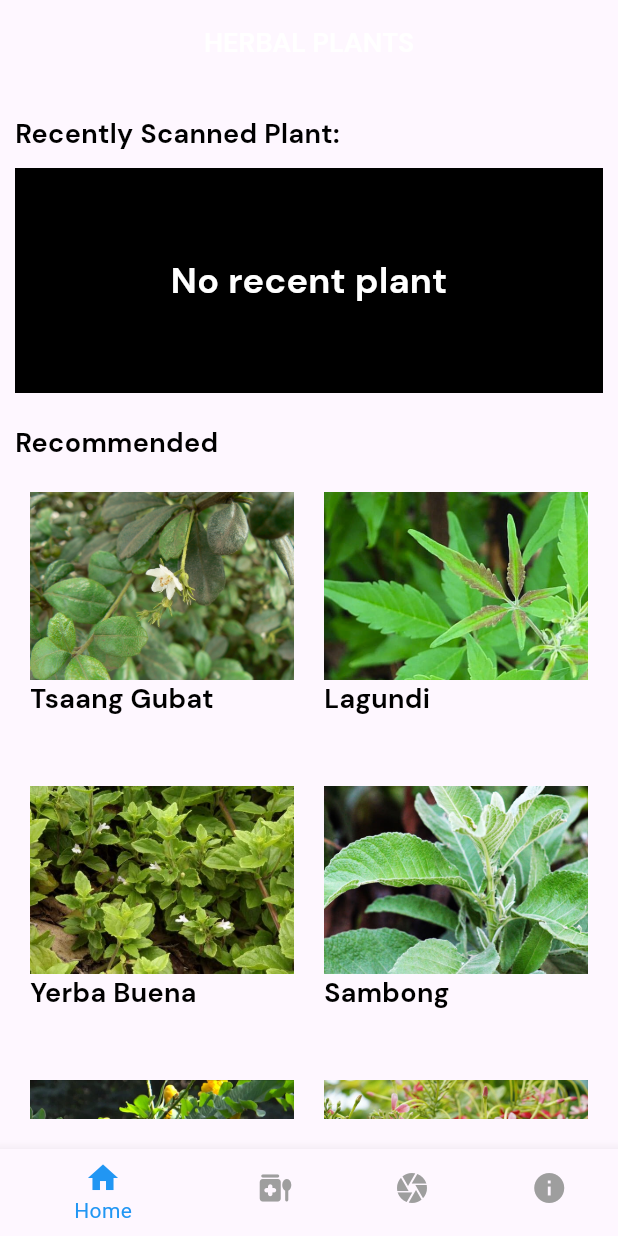
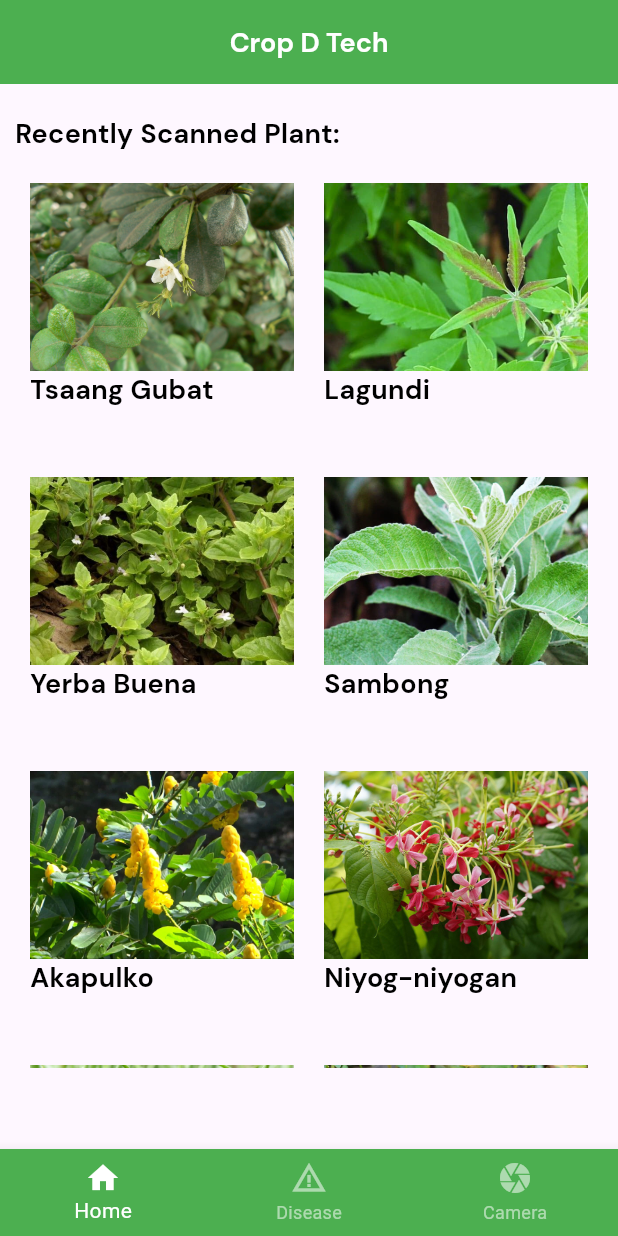
Before and after one commit to Turla-Glenn/herbal_plants, a Flutter app: the screen it shows after launch, on a phone screen of 412 x 824 dp. Run offline on Flutter 3.47's test engine with Material 3 defaults, Android fonts, the phone set to English and light mode, and no system bars; our stand-ins replace fluttertoast, get_storage, image_picker; missing offline and left inert: tflite_v2; Roboto replaces fonts that are missing (QBold).

Commit message:
converted into crop d tech

```diff
--- a/lib/main.dart
+++ b/lib/main.dart
@@ -1,5 +1,6 @@
 import 'package:flutter/material.dart';
 import 'package:herbal_plants/screens/home_page.dart';
+import 'package:herbal_plants/screens/splash_screen.dart';
 
 void main() {
   runApp(const MyApp());
@@ -12,7 +13,8 @@ class MyApp extends StatelessWidget {
   @override
   Widget build(BuildContext context) {
     return const MaterialApp(
-      home: HomePage(),
+      title: 'Crop D Tech',
+      home: SplashScreen(),
     );
   }
 }
--- a/lib/screens/home_page.dart
+++ b/lib/screens/home_page.dart
@@ -25,15 +25,15 @@ class _HomePageState extends State<HomePage> {
     const HomeTab(),
     const PlantTab(),
     const CameraTab(),
-    const InfoTab()
   ];
 
   @override
   Widget build(BuildContext context) {
     return Scaffold(
       appBar: AppBar(
+        backgroundColor: Colors.green,
         title: TextWidget(
-          text: 'HERBAL PLANTS',
+          text: 'Crop D Tech',
           fontSize: 18,
           fontFamily: 'Bold',
           color: Colors.white,
@@ -44,11 +44,11 @@ class _HomePageState extends State<HomePage> {
       bottomNavigationBar: BottomNavigationBar(
         selectedLabelStyle: const TextStyle(fontFamily: 'QBold'),
         unselectedLabelStyle: const TextStyle(fontFamily: 'QBold'),
-        selectedItemColor: Colors.blue,
-        unselectedItemColor: Colors.grey,
+        selectedItemColor: Colors.white,
+        unselectedItemColor: Colors.white54,
         onTap: onTabTapped,
         currentIndex: currentIndex,
-        backgroundColor: Colors.black,
+        backgroundColor: Colors.green,
         items: const [
           BottomNavigationBarItem(
             icon: Icon(
@@ -57,16 +57,12 @@ class _HomePageState extends State<HomePage> {
             label: 'Home',
           ),
           BottomNavigationBarItem(
-            icon: Icon(Icons.medication_liquid_rounded),
-            label: 'Plants',
+            icon: Icon(Icons.warning_amber),
+            label: 'Disease',
           ),
           BottomNavigationBarItem(
             icon: Icon(Icons.camera),
             label: 'Camera',
-          ),
-          BottomNavigationBarItem(
-            icon: Icon(Icons.info),
-            label: 'Guide',
           ),
         ],
       ),
--- a/lib/screens/tabs/home_tab.dart
+++ b/lib/screens/tabs/home_tab.dart
@@ -50,41 +50,8 @@ class _HomeTabState extends State<HomeTab> {
               const SizedBox(
                 height: 10,
               ),
-              Container(
-                height: 150,
-                width: double.infinity,
-                decoration: BoxDecoration(
-                  color: Colors.black,
-                  image: name == ''
-                      ? null
-                      : DecorationImage(
-                          opacity: 125,
-                          fit: BoxFit.cover,
-                          image: AssetImage('assets/images/$name.jpg'),
-                        ),
-                ),
-                child: Center(
-                  child: TextWidget(
-                    text: name == '' ? 'No recent plant' : name,
-                    fontSize: 24,
-                    color: Colors.white,
-                    fontFamily: 'Bold',
-                  ),
-                ),
-              ),
-              const SizedBox(
-                height: 20,
-              ),
-              TextWidget(
-                text: 'Recommended',
-                fontSize: 18,
-                fontFamily: 'Bold',
-              ),
-              const SizedBox(
-                height: 10,
-              ),
               SizedBox(
-                height: 500,
+                height: 600,
                 child: GridView.builder(
                   itemCount: herbalPlants.length,
                   gridDelegate: const SliverGridDelegateWithFixedCrossAxisCount(
```
Also changed, not shown: lib/screens/splash_screen.dart (added, +57 -0 lines), assets/images/crop.png (added), pubspec.lock.
